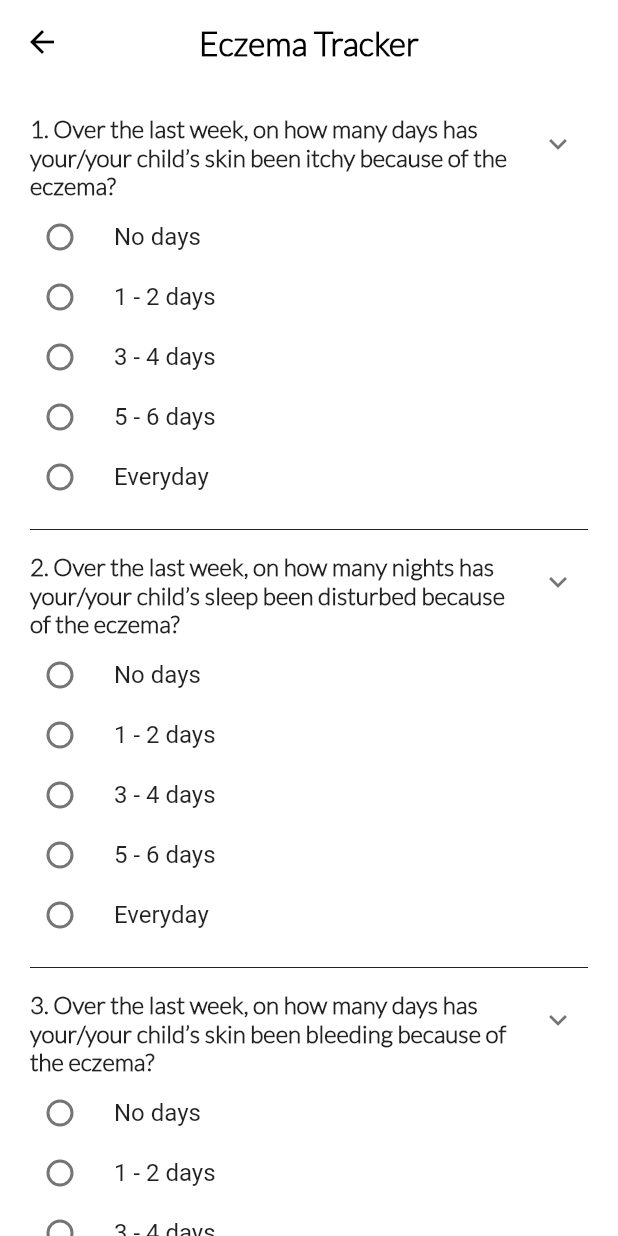
After one commit to Marcusneo121/remdii_ai_user, a Flutter app: the TrackerScreen screen opened directly, on a phone screen of 412 x 824 dp. The commit adds this screen. Run offline on Flutter 3.47's test engine with Material 2 defaults, Android fonts, the phone set to English and light mode, and no system bars; drawn by our look-alikes of expandable; our stand-ins replace cached_network_image, carousel_slider, cloud_firestore, device_preview, firebase_core, firebase_messaging and 14 more; missing offline and left inert: email_auth, gkash_payment, linkable, mysql1, mysql_client; accounts and stored records are empty.

Commit message:
Basic Eczema Tracker UI Done

```diff
--- /dev/null
+++ b/lib/Screens/Dashboard/Questionnaire/tracker.dart
@@ -0,0 +1,494 @@
+import 'package:expandable/expandable.dart';
+import 'package:flutter/material.dart';
+import 'package:flutter/src/widgets/container.dart';
+import 'package:flutter/src/widgets/framework.dart';
+import 'package:fyp/components/rounded_button.dart';
+import 'package:fyp/constants.dart';
+
+class TrackerScreen extends StatefulWidget {
+  const TrackerScreen({super.key});
+
+  @override
+  State<TrackerScreen> createState() => _TrackerScreenState();
+}
+
+class _TrackerScreenState extends State<TrackerScreen> {
+  int selectedValueQ1 = 5;
+  int selectedValueQ2 = 5;
+  int selectedValueQ3 = 5;
+
+  ExpandableController q1ExpandableController = ExpandableController();
+  ExpandableController q2ExpandableController = ExpandableController();
+  ExpandableController q3ExpandableController = ExpandableController();
+
+  @override
+  Widget build(BuildContext context) {
+    return Scaffold(
+      appBar: AppBar(
+        centerTitle: true,
+        title: Text(
+          "Eczema Tracker",
+          style: TextStyle(
+            fontFamily: 'Lato',
+            fontWeight: FontWeight.w800,
+            fontSize: 22.0,
+          ),
+        ),
+        backgroundColor: Colors.white,
+        foregroundColor: Colors.black,
+        bottomOpacity: 0.0,
+        elevation: 0.0,
+      ),
+      backgroundColor: Colors.white,
+      body: SingleChildScrollView(
+        child: Container(
+          margin: EdgeInsets.symmetric(horizontal: 20, vertical: 20),
+          child: Column(
+            children: [
+              Column(
+                children: [
+                  ExpandablePanel(
+                    controller: q1ExpandableController,
+                    header: Text(
+                      "1. Over the last week, on how many days has your/your child’s skin been itchy because of the eczema?",
+                      style: TextStyle(
+                        fontFamily: 'Lato',
+                        fontWeight: FontWeight.w800,
+                        fontSize: 16.0,
+                      ),
+                    ),
+                    expanded: Container(),
+                    collapsed: Column(
+                      children: [
+                        SizedBox(
+                          height: 5,
+                        ),
+                        RadioListTile(
+                          activeColor: buttonColor,
+                          visualDensity:
+                              VisualDensity(horizontal: 0, vertical: -4),
+                          contentPadding: EdgeInsets.zero,
+                          value: 0,
+                          groupValue: selectedValueQ1,
+                          title: Text("No days"),
+                          onChanged: (value) {
+                            setState(() {
+                              selectedValueQ1 = 0;
+                              Future.delayed(Duration(milliseconds: 500), () {
+                                q1ExpandableController.toggle();
+                              });
+                            });
+                          },
+                        ),
+                        RadioListTile(
+                          activeColor: buttonColor,
+                          visualDensity:
+                              VisualDensity(horizontal: 0, vertical: -4),
+                          contentPadding: EdgeInsets.zero,
+                          value: 1,
+                          groupValue: selectedValueQ1,
+                          title: Text("1 - 2 days"),
+                          onChanged: (value) {
+                            setState(() {
+                              selectedValueQ1 = 1;
+                              Future.delayed(Duration(milliseconds: 500), () {
+                                q1ExpandableController.toggle();
+                              });
+                            });
+                          },
+                        ),
+                        RadioListTile(
+                          activeColor: buttonColor,
+                          visualDensity:
+                              VisualDensity(horizontal: 0, vertical: -4),
+                          contentPadding: EdgeInsets.zero,
+                          value: 2,
+                          groupValue: selectedValueQ1,
+                          title: Text("3 - 4 days"),
+                          onChanged: (value) {
+                            setState(() {
+                              selectedValueQ1 = 2;
+                              Future.delayed(Duration(milliseconds: 500), () {
+                                q1ExpandableController.toggle();
+                              });
+                            });
+                          },
+                        ),
+                        RadioListTile(
+                          activeColor: buttonColor,
+                          visualDensity:
+                              VisualDensity(horizontal: 0, vertical: -4),
+                          contentPadding: EdgeInsets.zero,
+                          value: 3,
+                          groupValue: selectedValueQ1,
+                          title: Text("5 - 6 days"),
+                          onChanged: (value) {
+                            setState(() {
+                              selectedValueQ1 = 3;
+                              Future.delayed(Duration(milliseconds: 500), () {
+                                q1ExpandableController.toggle();
+                              });
+                            });
+                          },
+                        ),
+                        RadioListTile(
+                          activeColor: buttonColor,
+                          visualDensity:
+                              VisualDensity(horizontal: 0, vertical: -4),
+                          contentPadding: EdgeInsets.zero,
+                          value: 4,
+                          groupValue: selectedValueQ1,
+                          title: Text("Everyday"),
+                          onChanged: (value) {
+                            setState(() {
+                              selectedValueQ1 = 4;
+                              Future.delayed(Duration(milliseconds: 500), () {
+                                q1ExpandableController.toggle();
+                              });
+                            });
+                          },
+                        ),
+                      ],
+                    ),
+                  ),
+                  Divider(
+                    // the horizontal line
+                    color: Colors.grey[900],
+                    height: 30,
+                  ),
+                ],
+              ),
+              Column(
+                children: [
+                  ExpandablePanel(
+                    controller: q2ExpandableController,
+                    header: Text(
+                      "2. Over the last week, on how many nights has your/your child’s sleep been disturbed because of the eczema?",
+                      style: TextStyle(
+                        fontFamily: 'Lato',
+                        fontWeight: FontWeight.w800,
+                        fontSize: 16.0,
+                      ),
+                    ),
+                    expanded: Container(),
+                    collapsed: Column(
+                      children: [
+                        SizedBox(
+                          height: 5,
+                        ),
+                        RadioListTile(
+                          activeColor: buttonColor,
+                          visualDensity:
+                              VisualDensity(horizontal: 0, vertical: -4),
+                          contentPadding: EdgeInsets.zero,
+                          value: 0,
+                          groupValue: selectedValueQ2,
+                          title: Text("No days"),
+                          onChanged: (value) {
+                            setState(() {
+                              selectedValueQ2 = 0;
+                              Future.delayed(Duration(milliseconds: 500), () {
+                                q2ExpandableController.toggle();
+                              });
+                            });
+                          },
+                        ),
+                        RadioListTile(
+                          activeColor: buttonColor,
+                          visualDensity:
+                              VisualDensity(horizontal: 0, vertical: -4),
+                          contentPadding: EdgeInsets.zero,
+                          value: 1,
+                          groupValue: selectedValueQ2,
+                          title: Text("1 - 2 days"),
+                          onChanged: (value) {
+                            setState(() {
+                              selectedValueQ2 = 1;
+                              Future.delayed(Duration(milliseconds: 500), () {
+                                q2ExpandableController.toggle();
+                              });
+                            });
+                          },
+                        ),
+                        RadioListTile(
+                          activeColor: buttonColor,
+                          visualDensity:
+                              VisualDensity(horizontal: 0, vertical: -4),
+                          contentPadding: EdgeInsets.zero,
+                          value: 2,
+                          groupValue: selectedValueQ2,
+                          title: Text("3 - 4 days"),
+                          onChanged: (value) {
+                            setState(() {
+                              selectedValueQ2 = 2;
+                              Future.delayed(Duration(milliseconds: 500), () {
+                                q2ExpandableController.toggle();
+                              });
+                            });
+                          },
+                        ),
+                        RadioListTile(
+                          activeColor: buttonColor,
+                          visualDensity:
+                              VisualDensity(horizontal: 0, vertical: -4),
+                          contentPadding: EdgeInsets.zero,
+                          value: 3,
+                          groupValue: selectedValueQ2,
+                          title: Text("5 - 6 days"),
+                          onChanged: (value) {
+                            setState(() {
+                              selectedValueQ2 = 3;
+                              Future.delayed(Duration(milliseconds: 500), () {
+                                q2ExpandableController.toggle();
+                              });
+                            });
+                          },
+                        ),
+                        RadioListTile(
+                          activeColor: buttonColor,
+                          visualDensity:
+                              VisualDensity(horizontal: 0, vertical: -4),
+                          contentPadding: EdgeInsets.zero,
+                          value: 4,
+                          groupValue: selectedValueQ2,
+                          title: Text("Everyday"),
+                          onChanged: (value) {
+                            setState(() {
+                              selectedValueQ2 = 4;
+                              Future.delayed(Duration(milliseconds: 500), () {
+                                q2ExpandableController.toggle();
+                              });
+                            });
+                          },
+                        ),
+                      ],
+                    ),
+                  ),
+                  Divider(
+                    // the horizontal line
+                    color: Colors.grey[900],
+                    height: 30,
+                  ),
+                ],
+              ),
+              Column(
+                children: [
+                  ExpandablePanel(
+                    controller: q3ExpandableController,
+                    header: Text(
+                      "3. Over the last week, on how many days has your/your child’s skin been bleeding because of the eczema?",
+                      style: TextStyle(
+                        fontFamily: 'Lato',
+                        fontWeight: FontWeight.w800,
+                        fontSize: 16.0,
+                      ),
+                    ),
+                    expanded: Container(),
+                    collapsed: Column(
+                      children: [
+                        SizedBox(
+                          height: 5,
+                        ),
+                        RadioListTile(
+                          activeColor: buttonColor,
+                          visualDensity:
+                              VisualDensity(horizontal: 0, vertical: -4),
+                          contentPadding: EdgeInsets.zero,
+                          value: 0,
+                          groupValue: selectedValueQ3,
+                          title: Text("No days"),
+                          onChanged: (value) {
+                            setState(() {
+                              selectedValueQ3 = 0;
+                              Future.delayed(Duration(milliseconds: 500), () {
+                                q3ExpandableController.toggle();
+                              });
+                            });
+                          },
+                        ),
+                        RadioListTile(
+                          activeColor: buttonColor,
+                          visualDensity:
+                              VisualDensity(horizontal: 0, vertical: -4),
+                          contentPadding: EdgeInsets.zero,
+                          value: 1,
+                          groupValue: selectedValueQ3,
+                          title: Text("1 - 2 days"),
+                          onChanged: (value) {
+                            setState(() {
+                              selectedValueQ3 = 1;
+                              Future.delayed(Duration(milliseconds: 500), () {
+                                q3ExpandableController.toggle();
+                              });
+                            });
+                          },
+                        ),
+                        RadioListTile(
+                          activeColor: buttonColor,
+                          visualDensity:
+                              VisualDensity(horizontal: 0, vertical: -4),
+                          contentPadding: EdgeInsets.zero,
+                          value: 2,
+                          groupValue: selectedValueQ3,
+                          title: Text("3 - 4 days"),
+                          onChanged: (value) {
+                            setState(() {
+                              selectedValueQ3 = 2;
+                              Future.delayed(Duration(milliseconds: 500), () {
+                                q3ExpandableController.toggle();
+                              });
+                            });
+                          },
+                        ),
+                        RadioListTile(
+                          activeColor: buttonColor,
+                          visualDensity:
+                              VisualDensity(horizontal: 0, vertical: -4),
+                          contentPadding: EdgeInsets.zero,
+                          value: 3,
+                          groupValue: selectedValueQ3,
+                          title: Text("5 - 6 days"),
+                          onChanged: (value) {
+                            setState(() {
+                              selectedValueQ3 = 3;
+                              Future.delayed(Duration(milliseconds: 500), () {
+                                q3ExpandableController.toggle();
+                              });
+                            });
+                          },
+                        ),
+                        RadioListTile(
+                          activeColor: buttonColor,
+                          visualDensity:
+                              VisualDensity(horizontal: 0, vertical: -4),
+                          contentPadding: EdgeInsets.zero,
+                          value: 4,
+                          groupValue: selectedValueQ3,
+                          title: Text("Everyday"),
+                          onChanged: (value) {
+                            setState(() {
+                              selectedValueQ3 = 4;
+                              Future.delayed(Duration(milliseconds: 500), () {
+                                q3ExpandableController.toggle();
+                              });
+                            });
+                          },
+                        ),
+                      ],
+                    ),
+                  ),
+                  Divider(
+                    // the horizontal line
+                    color: Colors.grey[900],
+                    height: 30,
+                  ),
+                ],
+              ),
+              RoundedButton(
+                text: "Submit",
+                press: () async {
+                  if (selectedValueQ1 == 5 ||
+                      selectedValueQ2 == 5 ||
+                      selectedValueQ3 == 5) {
+                    showDialog(
+                      context: context,
+                      builder: (BuildContext context) {
+                        return AlertDialog(
+                          title: new Text(
+                              'Please ensure all questions are answered before submit.'),
+                          actions: <Widget>[
+                            ElevatedButton(
+                              style: ElevatedButton.styleFrom(
+                                backgroundColor: buttonColor,
+                              ),
+                              child: new Text("Close"),
+                              onPressed: () {
+                                Navigator.of(context).pop();
+                              },
+                            ),
+                          ],
+                        );
+                      },
+                    );
+                  } else {
+                    Navigator.of(context).pop();
+                  }
+                },
+              ),
+            ],
+          ),
+        ),
+      ),
+    );
+  }
+
+  radioButtonGroup(int selectedValue) {
+    return Column(
+      children: [
+        SizedBox(
+          height: 5,
+        ),
+        RadioListTile(
+          visualDensity: VisualDensity(horizontal: 0, vertical: -4),
+          contentPadding: EdgeInsets.zero,
+          value: 0,
+          groupValue: selectedValue,
+          title: Text("No days"),
+          onChanged: (value) {
+            setState(() {
+              selectedValue = 0;
+            });
+          },
+        ),
+        RadioListTile(
+          visualDensity: VisualDensity(horizontal: 0, vertical: -4),
+          contentPadding: EdgeInsets.zero,
+          value: 1,
+          groupValue: selectedValue,
+          title: Text("1 - 2 days"),
+          onChanged: (value) {
+            setState(() {
+              selectedValue = 1;
+            });
+          },
+        ),
+        RadioListTile(
+          visualDensity: VisualDensity(horizontal: 0, vertical: -4),
+          contentPadding: EdgeInsets.zero,
+          value: 2,
+          groupValue: selectedValue,
+          title: Text("3 - 4 days"),
+          onChanged: (value) {
+            setState(() {
+              selectedValue = 2;
+            });
+          },
+        ),
+        RadioListTile(
+          visualDensity: VisualDensity(horizontal: 0, vertical: -4),
+          contentPadding: EdgeInsets.zero,
+          value: 3,
+          groupValue: selectedValue,
+          title: Text("5 - 6 days"),
+          onChanged: (value) {
+            setState(() {
+              selectedValue = 3;
+            });
+          },
+        ),
+        RadioListTile(
+          visualDensity: VisualDensity(horizontal: 0, vertical: -4),
+          contentPadding: EdgeInsets.zero,
+          value: 4,
+          groupValue: selectedValue,
+          title: Text("Everyday"),
+          onChanged: (value) {
+            setState(() {
+              selectedValue = 4;
+            });
+          },
+        ),
+      ],
+    );
+  }
+}
```
Also changed, not shown: lib/Screens/Dashboard/Components/body.dart (+15 -0 lines).
